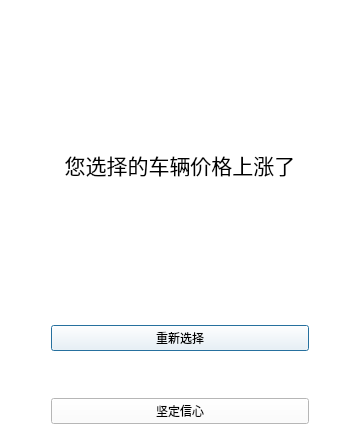
FlyingBlazer/WAC, file priceattention.ui: the form before one commit.
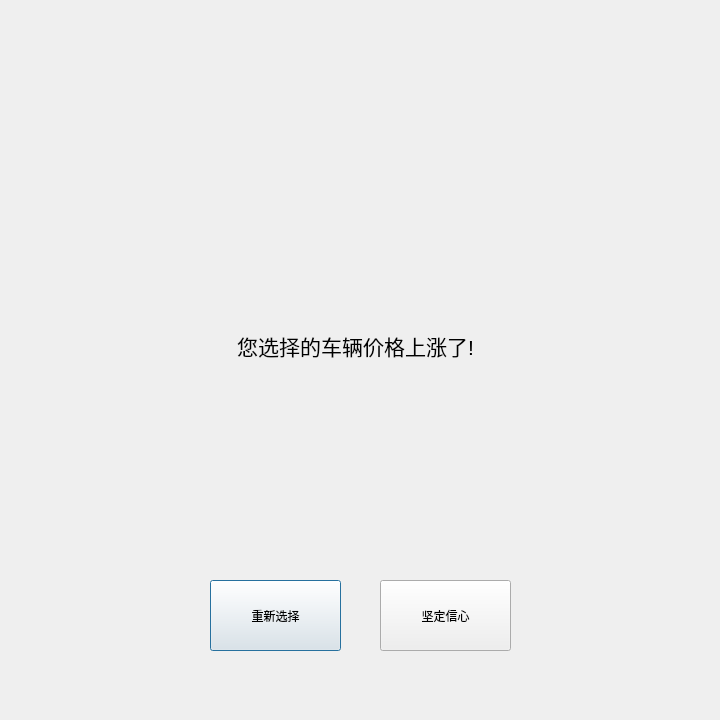
The form after the commit. Icons and pictures are not drawn.

Patch:
```diff
--- a/priceattention.ui
+++ b/priceattention.ui
@@ -9,8 +9,8 @@
    <rect>
     <x>0</x>
     <y>0</y>
-    <width>360</width>
-    <height>435</height>
+    <width>720</width>
+    <height>720</height>
    </rect>
   </property>
   <property name="sizePolicy">
@@ -23,31 +23,27 @@
    <string>价格变动</string>
   </property>
   <property name="styleSheet">
-   <string notr="true">background-color: rgb(255, 255, 255);</string>
+   <string notr="true">background-image: url(:/UI/PriceAttention.jpg);</string>
   </property>
-  <layout class="QVBoxLayout" name="verticalLayout_2">
-   <item>
-    <spacer name="verticalSpacer_3">
-     <property name="orientation">
-      <enum>Qt::Vertical</enum>
-     </property>
-     <property name="sizeHint" stdset="0">
-      <size>
-       <width>20</width>
-       <height>138</height>
-      </size>
-     </property>
-    </spacer>
-   </item>
-   <item>
     <widget class="QLabel" name="label">
+   <property name="geometry">
+    <rect>
+     <x>90</x>
+     <y>290</y>
+     <width>531</width>
+     <height>111</height>
+    </rect>
+   </property>
      <property name="font">
       <font>
        <pointsize>16</pointsize>
       </font>
      </property>
+   <property name="styleSheet">
+    <string notr="true">border-image: url(:/UI/buttonSkin.jpg);</string>
+   </property>
      <property name="text">
-      <string>您选择的车辆价格上涨了</string>
+    <string>您选择的车辆价格上涨了!</string>
      </property>
      <property name="textFormat">
       <enum>Qt::PlainText</enum>
@@ -56,100 +52,50 @@
       <set>Qt::AlignCenter</set>
      </property>
     </widget>
-   </item>
-   <item>
-    <spacer name="verticalSpacer_2">
-     <property name="orientation">
-      <enum>Qt::Vertical</enum>
-     </property>
-     <property name="sizeHint" stdset="0">
-      <size>
-       <width>20</width>
-       <height>138</height>
-      </size>
-     </property>
-    </spacer>
-   </item>
-   <item>
-    <layout class="QHBoxLayout" name="horizontalLayout">
-     <item>
-      <spacer name="horizontalSpacer">
-       <property name="orientation">
-        <enum>Qt::Horizontal</enum>
-       </property>
-       <property name="sizeType">
-        <enum>QSizePolicy::Minimum</enum>
-       </property>
-       <property name="sizeHint" stdset="0">
-        <size>
-         <width>40</width>
-         <height>20</height>
-        </size>
-       </property>
-      </spacer>
-     </item>
-     <item>
-      <layout class="QVBoxLayout" name="verticalLayout">
-       <item>
         <widget class="QPushButton" name="pushButton">
+   <property name="geometry">
+    <rect>
+     <x>210</x>
+     <y>580</y>
+     <width>131</width>
+     <height>71</height>
+    </rect>
+   </property>
          <property name="sizePolicy">
           <sizepolicy hsizetype="Preferred" vsizetype="Fixed">
            <horstretch>0</horstretch>
            <verstretch>0</verstretch>
           </sizepolicy>
          </property>
+   <property name="styleSheet">
+    <string notr="true">border-image: url(:/UI/buttonSkin.jpg);</string>
+   </property>
          <property name="text">
           <string>重新选择</string>
          </property>
         </widget>
-       </item>
-       <item>
-        <spacer name="verticalSpacer">
-         <property name="orientation">
-          <enum>Qt::Vertical</enum>
-         </property>
-         <property name="sizeHint" stdset="0">
-          <size>
-           <width>20</width>
-           <height>40</height>
-          </size>
-         </property>
-        </spacer>
-       </item>
-       <item>
         <widget class="QPushButton" name="pushButton_2">
+   <property name="geometry">
+    <rect>
+     <x>380</x>
+     <y>580</y>
+     <width>131</width>
+     <height>71</height>
+    </rect>
+   </property>
          <property name="sizePolicy">
           <sizepolicy hsizetype="Preferred" vsizetype="Fixed">
            <horstretch>0</horstretch>
            <verstretch>0</verstretch>
           </sizepolicy>
          </property>
+   <property name="styleSheet">
+    <string notr="true">border-image: url(:/UI/buttonSkin.jpg);</string>
+   </property>
          <property name="text">
           <string>坚定信心</string>
          </property>
         </widget>
-       </item>
-      </layout>
-     </item>
-     <item>
-      <spacer name="horizontalSpacer_2">
-       <property name="orientation">
-        <enum>Qt::Horizontal</enum>
-       </property>
-       <property name="sizeType">
-        <enum>QSizePolicy::Minimum</enum>
-       </property>
-       <property name="sizeHint" stdset="0">
-        <size>
-         <width>40</width>
-         <height>20</height>
-        </size>
-       </property>
-      </spacer>
-     </item>
-    </layout>
-   </item>
-  </layout>
  </widget>
  <resources/>
  <connections>
```
Lines whose indentation alone changed are shown as unchanged.
